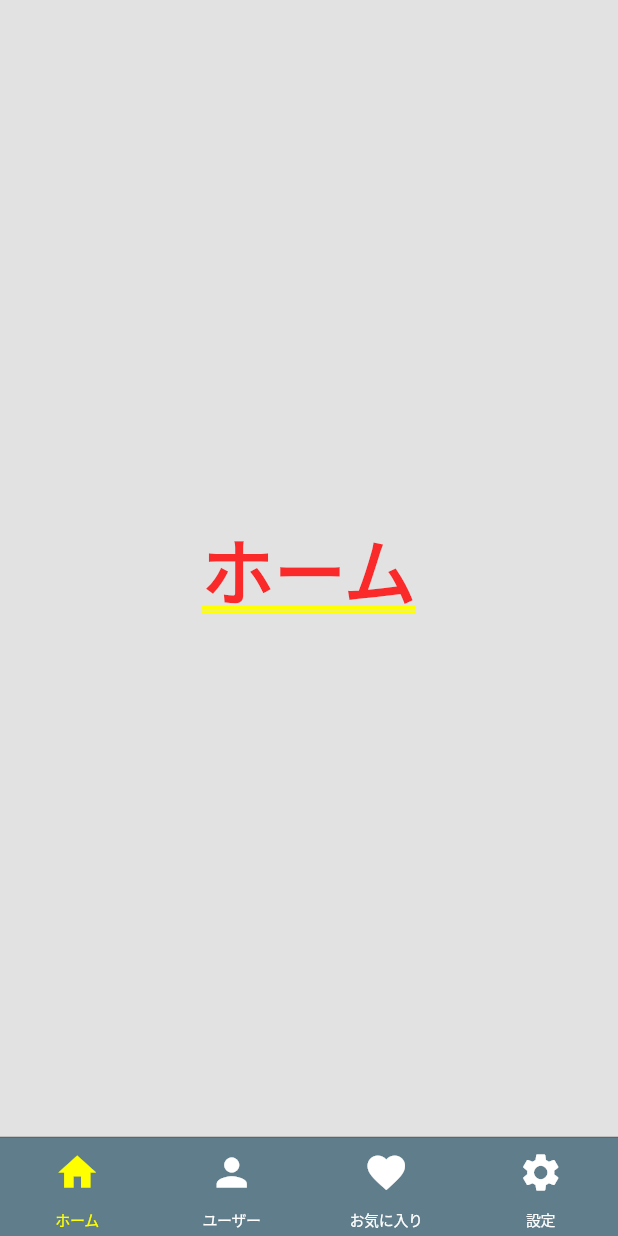
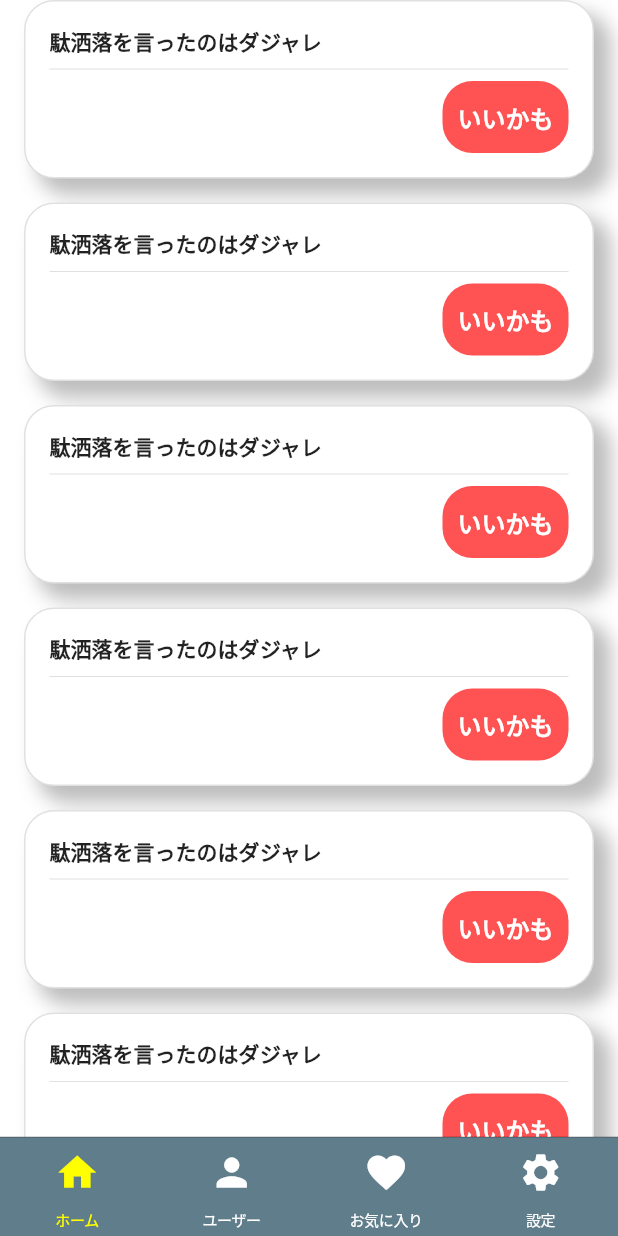
Before and after one commit to hideokawahara/flutter_3_dajare, a Flutter app: the screen it shows after launch, on a phone screen of 412 x 824 dp. Run offline on Flutter 3.47's test engine with Material 2 defaults, Android fonts, the phone set to English and light mode, and no system bars.

Commit message:
feat: ホーム画面作成

```diff
--- a/lib/bottom_tab.dart
+++ b/lib/bottom_tab.dart
@@ -1,14 +1,13 @@
 import 'package:flutter/cupertino.dart';
 import 'package:flutter/material.dart';
+import 'package:flutter_3_dajare/pages/home_page.dart';
 
 class BottomTab extends StatelessWidget {
   BottomTab({Key? key}) : super(key: key);
 
   // タブに連動して表示させたい画面のリスト
   final List<Widget> _pageWidgets = [
-    const Center(
-      child: Text("ホーム"),
-    ),
+    const HomePage(),
     const Center(
       child: Text("ユーザー"),
     ),
--- a/lib/main.dart
+++ b/lib/main.dart
@@ -1,4 +1,3 @@
-import 'package:flutter/cupertino.dart';
 import 'package:flutter/material.dart';
 import 'package:flutter_3_dajare/bottom_tab.dart';
 
--- /dev/null
+++ b/lib/pages/home_page.dart
@@ -0,0 +1,72 @@
+import 'package:flutter/material.dart';
+import 'package:flutter_3_dajare/widgets/button.dart';
+
+class HomePage extends StatelessWidget {
+  const HomePage({Key? key}) : super(key: key);
+
+  @override
+  Widget build(BuildContext context) {
+    return const Scaffold(
+      backgroundColor: Colors.white,
+      body: HomePageBody(),
+    );
+  }
+}
+
+class HomePageBody extends StatelessWidget {
+  const HomePageBody({Key? key}) : super(key: key);
+
+  @override
+  Widget build(BuildContext context) {
+    return SafeArea(
+      child: ListView.builder(
+        padding: const EdgeInsets.symmetric(horizontal: 16),
+        itemCount: 6,
+        itemBuilder: (BuildContext listContext, int index) {
+          return Container(
+            // height: 100,
+            width: 200,
+            margin: const EdgeInsets.only(bottom: 16),
+            padding: const EdgeInsets.symmetric(horizontal: 16, vertical: 16),
+            decoration: BoxDecoration(
+              color: Colors.white,
+              borderRadius: BorderRadius.circular(20.0),
+              border: Border.all(color: Colors.black12),
+              boxShadow: const [
+                BoxShadow(
+                  color: Colors.black26,
+                  spreadRadius: 1.0,
+                  blurRadius: 10.0,
+                  offset: Offset(10, 10),
+                ),
+              ],
+            ),
+            child: Column(
+              children: [
+                const Align(
+                  alignment: Alignment.centerLeft,
+                  child: Text(
+                    "駄洒落を言ったのはダジャレ",
+                    style: TextStyle(
+                      fontSize: 14,
+                      fontWeight: FontWeight.bold,
+                    ),
+                  ),
+                ),
+                const Divider(),
+                Align(
+                  alignment: Alignment.centerRight,
+                  child: LikeButton(
+                    onTap: () {
+                      print("tap");
+                    },
+                  ),
+                ),
+              ],
+            ),
+          );
+        },
+      ),
+    );
+  }
+}
--- /dev/null
+++ b/lib/widgets/button.dart
@@ -0,0 +1,38 @@
+import 'package:flutter/material.dart';
+
+class LikeButton extends StatelessWidget {
+  const LikeButton({
+    Key? key,
+    this.onTap,
+  }) : super(key: key);
+  final Function()? onTap;
+
+  @override
+  Widget build(BuildContext context) {
+    return InkWell(
+      onTap: () {
+        if (onTap != null) {
+          onTap!();
+        }
+      },
+      child: Container(
+        padding: const EdgeInsets.symmetric(
+          horizontal: 10,
+          vertical: 12,
+        ),
+        decoration: BoxDecoration(
+          color: Colors.redAccent,
+          borderRadius: BorderRadius.circular(20),
+        ),
+        child: const Text(
+          'いいかも',
+          style: TextStyle(
+            color: Colors.white,
+            fontSize: 16,
+            fontWeight: FontWeight.w600,
+          ),
+        ),
+      ),
+    );
+  }
+}
```
